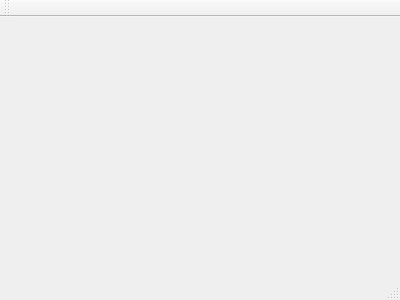
Above: coronAppli/mainwindow.ui from EquipeNord/Coronavirus before the change. Below: the same form after it.
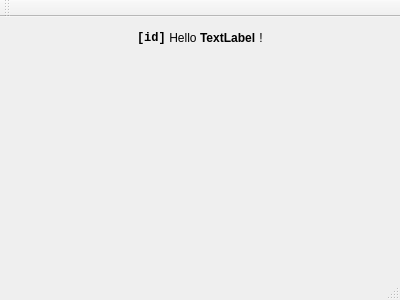
That is the form after the change.

Diff of the .ui file:
```diff
--- a/coronAppli/mainwindow.ui
+++ b/coronAppli/mainwindow.ui
@@ -12,13 +12,118 @@
   <property name="windowTitle" >
    <string>MainWindow</string>
   </property>
-  <widget class="QMenuBar" name="menuBar" />
-  <widget class="QToolBar" name="mainToolBar" />
-  <widget class="QWidget" name="centralWidget" />
-  <widget class="QStatusBar" name="statusBar" />
+  <widget class="QWidget" name="centralWidget">
+   <layout class="QVBoxLayout" name="verticalLayout">
+    <item>
+     <layout class="QHBoxLayout" name="horizontalLayout">
+      <property name="spacing">
+       <number>0</number>
+      </property>
+      <item>
+       <spacer name="horizontalSpacer_2">
+        <property name="orientation">
+         <enum>Qt::Horizontal</enum>
+        </property>
+        <property name="sizeHint" stdset="0">
+         <size>
+          <width>40</width>
+          <height>20</height>
+         </size>
+        </property>
+       </spacer>
+      </item>
+      <item>
+       <widget class="QLabel" name="labelId">
+        <property name="font">
+         <font>
+          <family>Courier New</family>
+          <weight>75</weight>
+          <bold>true</bold>
+         </font>
+        </property>
+        <property name="text">
+         <string>[id]</string>
+        </property>
+       </widget>
+      </item>
+      <item>
+       <widget class="QLabel" name="label">
+        <property name="text">
+         <string> Hello </string>
+        </property>
+       </widget>
+      </item>
+      <item>
+       <widget class="QLabel" name="labelUser">
+        <property name="font">
+         <font>
+          <weight>75</weight>
+          <bold>true</bold>
+         </font>
+        </property>
+        <property name="text">
+         <string>TextLabel</string>
+        </property>
+       </widget>
+      </item>
+      <item>
+       <widget class="QLabel" name="label_2">
+        <property name="text">
+         <string> !</string>
+        </property>
+       </widget>
+      </item>
+      <item>
+       <spacer name="horizontalSpacer">
+        <property name="orientation">
+         <enum>Qt::Horizontal</enum>
+        </property>
+        <property name="sizeHint" stdset="0">
+         <size>
+          <width>40</width>
+          <height>20</height>
+         </size>
+        </property>
+       </spacer>
+      </item>
+     </layout>
+    </item>
+    <item>
+     <spacer name="verticalSpacer">
+      <property name="orientation">
+       <enum>Qt::Vertical</enum>
+      </property>
+      <property name="sizeHint" stdset="0">
+       <size>
+        <width>20</width>
+        <height>40</height>
+       </size>
+      </property>
+     </spacer>
+    </item>
+   </layout>
+  </widget>
+  <widget class="QMenuBar" name="menuBar">
+   <property name="geometry">
+    <rect>
+     <x>0</x>
+     <y>0</y>
+     <width>400</width>
+     <height>22</height>
+    </rect>
+   </property>
+  </widget>
+  <widget class="QToolBar" name="mainToolBar">
+   <attribute name="toolBarArea">
+    <enum>TopToolBarArea</enum>
+   </attribute>
+   <attribute name="toolBarBreak">
+    <bool>false</bool>
+   </attribute>
+  </widget>
+  <widget class="QStatusBar" name="statusBar"/>
  </widget>
- <layoutDefault spacing="6" margin="11" />
- <pixmapfunction></pixmapfunction>
+ <layoutdefault spacing="6" margin="11"/>
  <resources/>
  <connections/>
 </ui>
```
Left out of the diff: 9 changed lines with no effect on the pictures.
